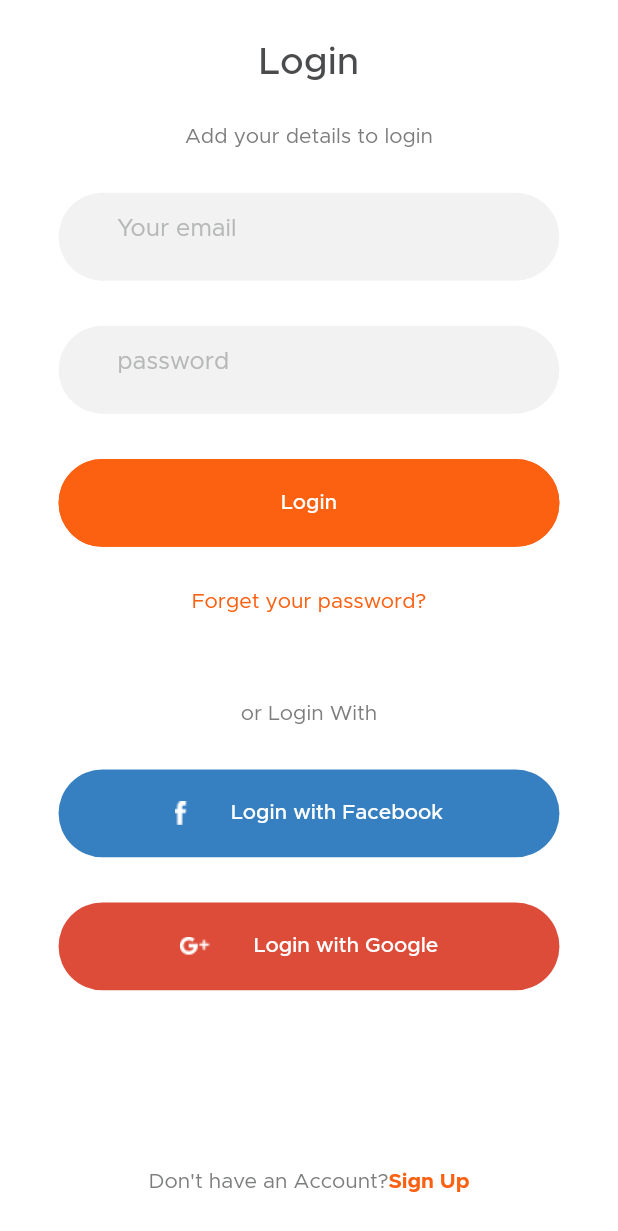
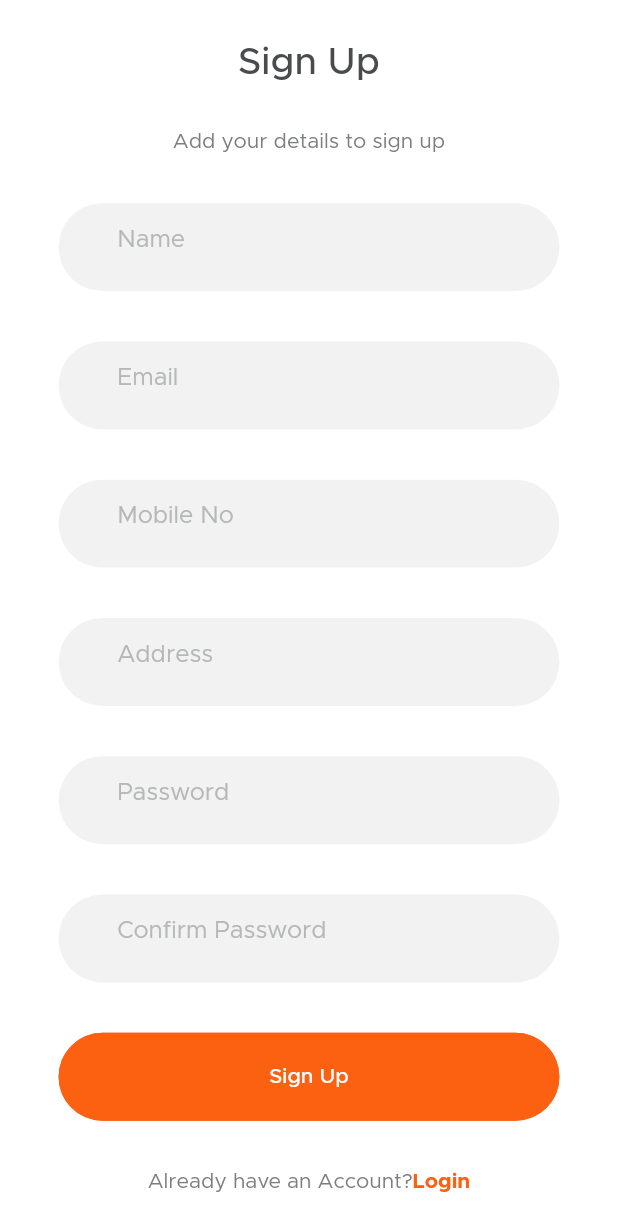
Before and after one commit to AboudHamado95/meal-monkey-ap, a Flutter app: the screen it shows after launch, after a tap on "Login", after a tap on "Don't have an Account?", on a phone screen of 412 x 824 dp. Shown: the top 1231 px of the screen. Run offline on Flutter 3.47's test engine with Material 2 defaults, Android fonts, the phone set to English and light mode, and no system bars; our stand-ins replace bloc, dartz, dio, equatable, firebase_core, internet_connection_checker; accounts and stored records are empty.

Commit message:
sign up screen commit

```diff
--- a/lib/config/routes/app_routes.dart
+++ b/lib/config/routes/app_routes.dart
@@ -1,6 +1,7 @@
 import 'package:flutter/material.dart';
 import 'package:meal_monkey/core/utils/app_strings.dart';
 import 'package:meal_monkey/features/auth/presentation/screens/login_screen.dart';
+import 'package:meal_monkey/features/auth/presentation/screens/sign_up_screen.dart';
 import 'package:meal_monkey/features/splash/presentation/screens/landingScreen.dart';
 
 class Routes {
@@ -8,6 +9,7 @@ class Routes {
   static const String homeScreen = '/home_screen';
   static const String landingScreen = '/landing_screen';
   static const String loginScreen = '/login_screen';
+  static const String signUpScreen = '/sign_up_screen';
 }
 
 class AppRoute {
@@ -19,6 +21,9 @@ class AppRoute {
         return materialBuilder(widget: const LandingScreen());
       case Routes.loginScreen:
         return materialBuilder(widget: const LoginScreen());
+
+      case Routes.signUpScreen:
+        return materialBuilder(widget: const SignUpScreen());
 
       default:
         return undefinedRoute();
--- a/lib/features/auth/presentation/screens/login_screen.dart
+++ b/lib/features/auth/presentation/screens/login_screen.dart
@@ -83,8 +83,8 @@ class LoginScreen extends StatelessWidget {
                   ),
                   GestureDetector(
                     onTap: () {
-                      // Navigator.of(context)
-                      //     .pushReplacementNamed(SignUpScreen.routeName);
+                      Navigator.of(context)
+                          .pushReplacementNamed(Routes.signUpScreen);
                     },
                     child: Row(
                       mainAxisAlignment: MainAxisAlignment.center,
--- /dev/null
+++ b/lib/features/auth/presentation/screens/sign_up_screen.dart
@@ -0,0 +1,82 @@
+import 'package:flutter/material.dart';
+import 'package:meal_monkey/config/routes/app_routes.dart';
+import 'package:meal_monkey/core/utils/app_colors.dart';
+import 'package:meal_monkey/core/utils/dimensions.dart';
+import 'package:meal_monkey/core/widgets/customTextInput.dart';
+import 'package:meal_monkey/core/widgets/custom_button_widget.dart';
+
+class SignUpScreen extends StatelessWidget {
+  const SignUpScreen({super.key});
+
+  @override
+  Widget build(BuildContext context) {
+    return Scaffold(
+        body: SingleChildScrollView(
+      child: SizedBox(
+        width: context.screenWidth,
+        height: context.screenHeight,
+        child: SafeArea(
+          child: Container(
+            padding: EdgeInsets.symmetric(
+                horizontal: context.width20 * 2, vertical: context.width30),
+            child: Column(
+              children: [
+                Text(
+                  "Sign Up",
+                  style: Theme.of(context).textTheme.headline6,
+                ),
+                const Spacer(),
+                const Text("Add your details to sign up"),
+                const Spacer(),
+                CustomTextInput(
+                    hintText: "Name", padding: context.height20 * 2),
+                const Spacer(),
+                CustomTextInput(
+                    hintText: "Email", padding: context.height20 * 2),
+                const Spacer(),
+                CustomTextInput(
+                    hintText: "Mobile No", padding: context.height20 * 2),
+                const Spacer(),
+                CustomTextInput(
+                    hintText: "Address", padding: context.height20 * 2),
+                const Spacer(),
+                CustomTextInput(
+                    hintText: "Password", padding: context.height20 * 2),
+                const Spacer(),
+                CustomTextInput(
+                    hintText: "Confirm Password",
+                    padding: context.height20 * 2),
+                const Spacer(),
+                CustomButtonWidget(
+                    text: 'Sign Up',
+                    onTap: (() {}),
+                    backgroundColor: AppColors.orange,
+                    foregroundColor: Colors.white),
+                const Spacer(),
+                GestureDetector(
+                  onTap: () {
+                    Navigator.of(context)
+                        .pushReplacementNamed(Routes.loginScreen);
+                  },
+                  child: Row(
+                    mainAxisAlignment: MainAxisAlignment.center,
+                    children: const [
+                      Text("Already have an Account?"),
+                      Text(
+                        "Login",
+                        style: TextStyle(
+                          color: AppColors.orange,
+                          fontWeight: FontWeight.bold,
+                        ),
+                      ),
+                    ],
+                  ),
+                )
+              ],
+            ),
+          ),
+        ),
+      ),
+    ));
+  }
+}
```
